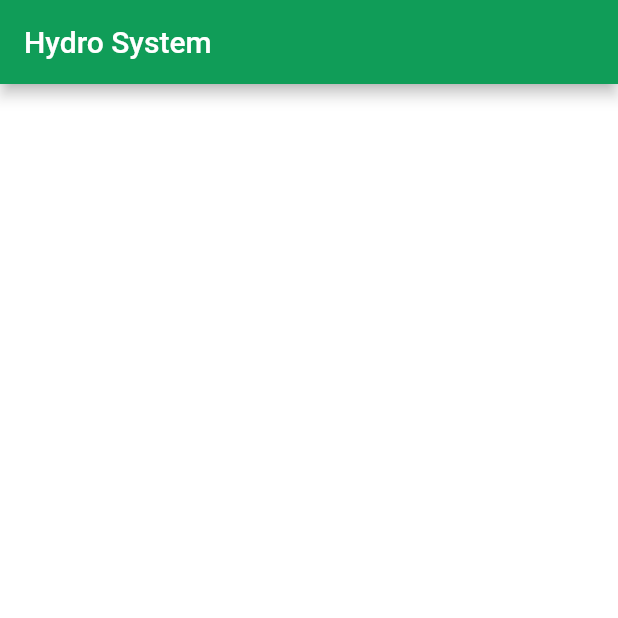
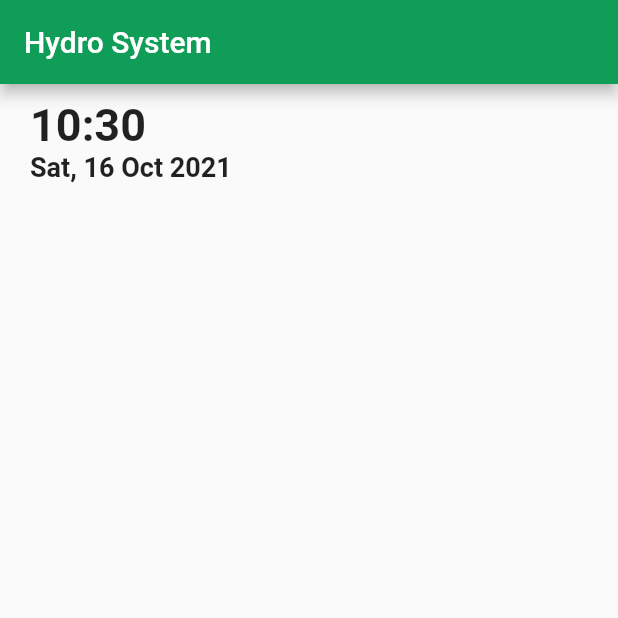
Before and after one commit to hhidayatinc/hidroponik, a Flutter app: the screen it shows after launch, on a phone screen of 412 x 824 dp, the top half of it. Run offline on Flutter 3.47's test engine with Material 2 defaults, Android fonts, the light colour scheme and no system bars; our stand-ins replace hexcolor, splashscreen.

Commit message:
date format

```diff
--- a/lib/homepage.dart
+++ b/lib/homepage.dart
@@ -1,5 +1,6 @@
 import 'package:flutter/material.dart';
 import 'package:hexcolor/hexcolor.dart';
+import 'package:intl/intl.dart';
 
 class HomePage extends StatefulWidget {
   @override
@@ -11,12 +12,33 @@ class HomePageState extends State<HomePage> {
   Widget build(BuildContext context) {
     return Scaffold(
       appBar: AppBar(
-        backgroundColor:HexColor("#109d58") ,
+        backgroundColor: HexColor("#109d58"),
         title: Text("Hydro System"),
       ),
-      body: Container(
-        color: Colors.white,
+      body: Padding(
+        padding: EdgeInsets.only(top: 10, left: 20),
+        child: Column(
+          crossAxisAlignment: CrossAxisAlignment.start,
+          children: <Widget>[
+            Text(
+              getCurrentTime(),
+              style: TextStyle(fontSize: 30, fontWeight: FontWeight.w700),
+            ),
+            Text(
+              getCurrentDate(),
+              style: TextStyle(fontSize: 18, fontWeight: FontWeight.w700),
+            ),
+          ],
+        ),
       ),
     );
   }
 }
+
+getCurrentDate() {
+  return DateFormat('EEE, dd MMM yyyy').format(DateTime.now());
+}
+
+getCurrentTime() {
+  return DateFormat('kk:mm').format(DateTime.now());
+}
--- a/pubspec.yaml
+++ b/pubspec.yaml
@@ -26,6 +26,7 @@ dependencies:
   firebase_database: ^6.0.0
   splashscreen: ^1.3.5
   hexcolor: ^1.0.2
+  intl: ^0.16.1
 
 
   # The following adds the Cupertino Icons font to your application.
```
Also changed, not shown: pubspec.lock.
